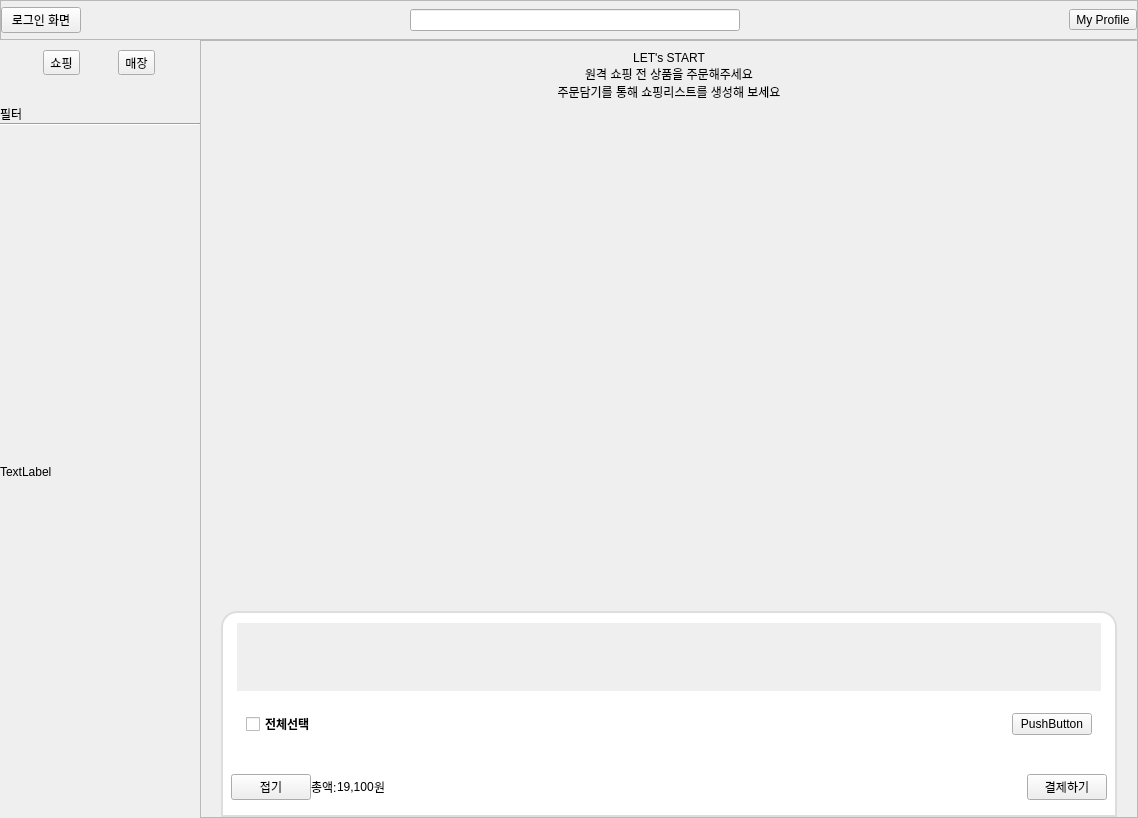
Qt form shopee_ros2/src/shopee_app/ui/layout_user.ui (addinedu-roscamp-7th/roscamp-repo-1) before a commit.
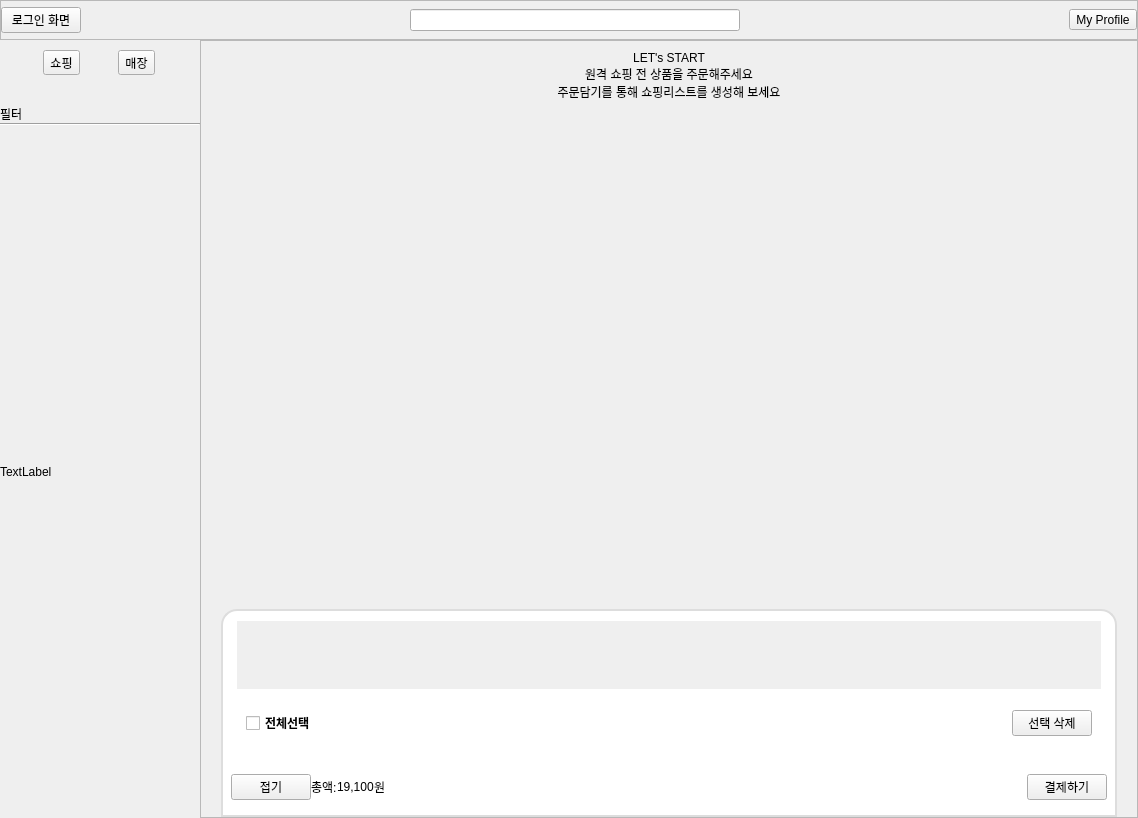
The same form after that commit.

Patch:
```diff
--- a/shopee_ros2/src/shopee_app/ui/layout_user.ui
+++ b/shopee_ros2/src/shopee_app/ui/layout_user.ui
@@ -439,7 +439,7 @@
                   <x>0</x>
                   <y>0</y>
                   <width>896</width>
-                  <height>565</height>
+                  <height>563</height>
                  </rect>
                 </property>
                 <property name="sizePolicy">
@@ -666,7 +666,7 @@
                       <item>
                        <widget class="QPushButton" name="pushButton">
                         <property name="text">
-                         <string>PushButton</string>
+                         <string>선택 삭제</string>
                         </property>
                        </widget>
                       </item>
```
Left out of the diff: 41 changed lines with no effect on the pictures.
